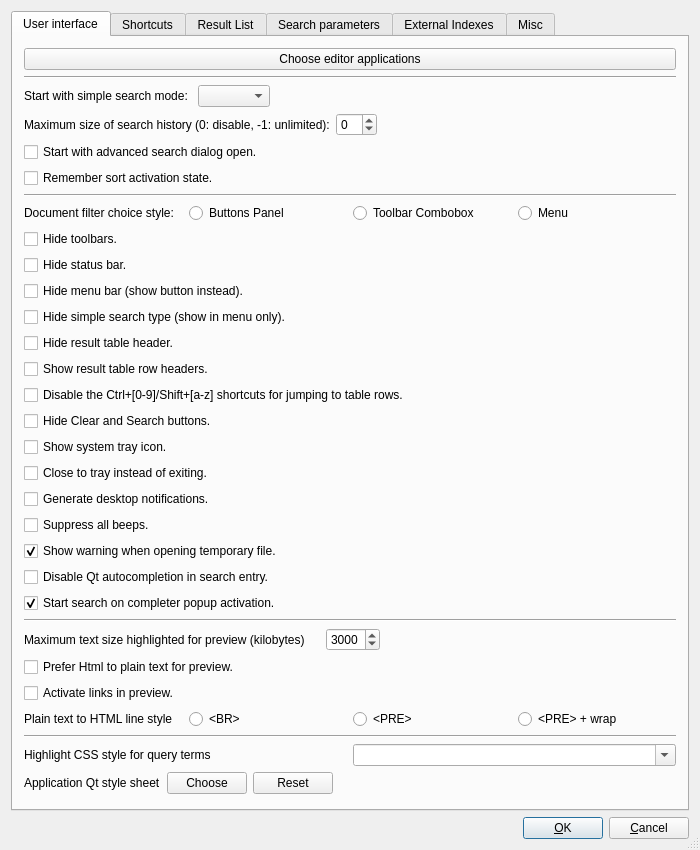
First picture: the form in src/qtgui/uiprefs.ui, repository alberti42/recoll-macos, before the edit.
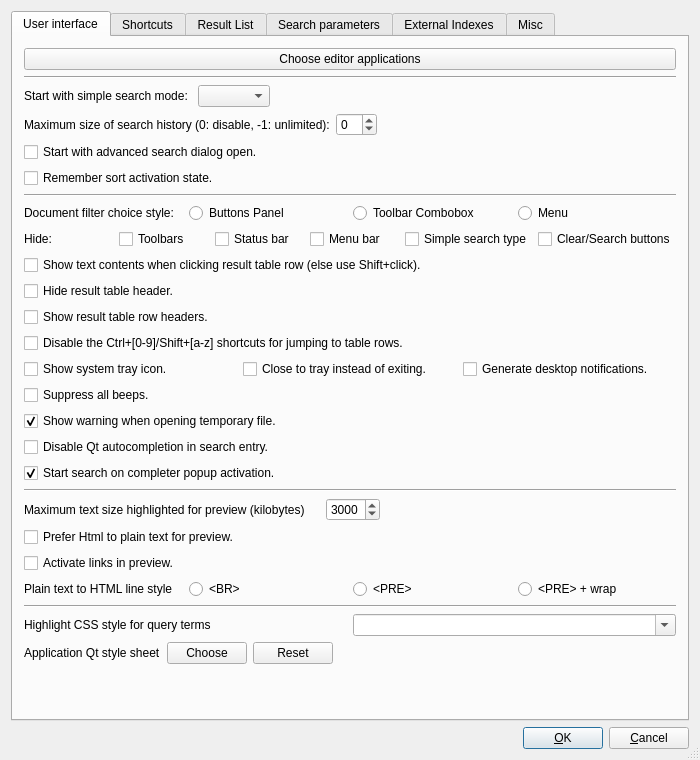
Second picture: the form after the edit.

Commit message: Add pref for using click vs shift+click to display text in restable detail area. Compactify prefs pane

```diff
--- a/src/qtgui/uiprefs.ui
+++ b/src/qtgui/uiprefs.ui
@@ -7,7 +7,7 @@
     <x>0</x>
     <y>0</y>
     <width>700</width>
-    <height>850</height>
+    <height>760</height>
    </rect>
   </property>
   <property name="windowTitle">
@@ -189,9 +189,21 @@
         </layout>
        </item>
        <item>
+        <layout class="QHBoxLayout">
+         <item>
+          <widget class="QLabel" name="labeltb">
+           <property name="toolTip">
+            <string>Hide some user interface elements.</string>
+           </property>
+           <property name="text">
+            <string>Hide:</string>
+           </property>
+          </widget>
+         </item>
+         <item>
         <widget class="QCheckBox" name="noToolbarsCB">
          <property name="text">
-          <string>Hide toolbars.</string>
+            <string>Toolbars</string>
          </property>
          <property name="checked">
           <bool>false</bool>
@@ -201,7 +213,7 @@
        <item>
         <widget class="QCheckBox" name="noStatusBarCB">
          <property name="text">
-          <string>Hide status bar.</string>
+            <string>Status bar</string>
          </property>
          <property name="checked">
           <bool>false</bool>
@@ -211,7 +223,7 @@
        <item>
         <widget class="QCheckBox" name="noMenuBarCB">
          <property name="text">
-          <string>Hide menu bar (show button instead).</string>
+            <string>Menu bar</string>
          </property>
          <property name="checked">
           <bool>false</bool>
@@ -221,7 +233,29 @@
        <item>
         <widget class="QCheckBox" name="noSSTypCMBCB">
          <property name="text">
-          <string>Hide simple search type (show in menu only).</string>
+            <string>Simple search type</string>
+           </property>
+           <property name="checked">
+            <bool>false</bool>
+           </property>
+          </widget>
+         </item>
+         <item>
+          <widget class="QCheckBox" name="noClearSearchCB">
+           <property name="text">
+            <string>Clear/Search buttons</string>
+           </property>
+           <property name="checked">
+            <bool>false</bool>
+           </property>
+          </widget>
+         </item>
+        </layout>
+       </item>
+       <item>
+        <widget class="QCheckBox" name="restabShowTxtNoShiftCB">
+         <property name="text">
+          <string>Show text contents when clicking result table row (else use Shift+click).</string>
          </property>
          <property name="checked">
           <bool>false</bool>
@@ -259,15 +293,7 @@
         </widget>
        </item>
        <item>
-        <widget class="QCheckBox" name="noClearSearchCB">
-         <property name="text">
-          <string>Hide Clear and Search buttons.</string>
-         </property>
-         <property name="checked">
-          <bool>false</bool>
-         </property>
-        </widget>
-       </item>
+        <layout class="QHBoxLayout">
        <item>
         <widget class="QCheckBox" name="showTrayIconCB">
          <property name="text">
@@ -298,6 +324,8 @@
          </property>
         </widget>
        </item>
+        </layout>
+       </item>
        <item>
         <widget class="QCheckBox" name="noBeepsCB">
          <property name="text">
```
Left out of the diff: 8 changed lines with no effect on the pictures. Lines whose indentation alone changed are shown as unchanged. The commit also changes 4 other files.
